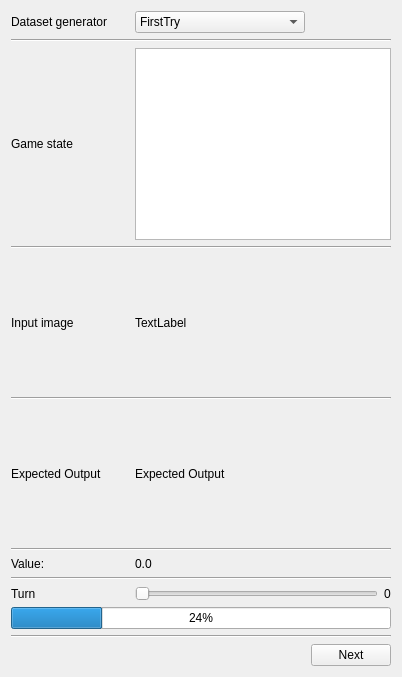
ofenrohr/ksquares, file src/alphaDots/mldataview.ui: the form before one commit.
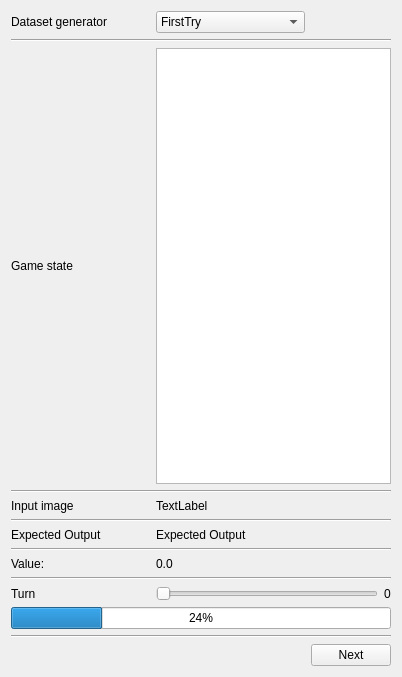
The form after the commit.

What changed in the file:
```diff
--- a/src/alphaDots/mldataview.ui
+++ b/src/alphaDots/mldataview.ui
@@ -83,6 +83,15 @@
        <height>400</height>
       </size>
      </property>
+     <property name="verticalScrollBarPolicy">
+      <enum>Qt::ScrollBarAlwaysOff</enum>
+     </property>
+     <property name="horizontalScrollBarPolicy">
+      <enum>Qt::ScrollBarAlwaysOff</enum>
+     </property>
+     <property name="sizeAdjustPolicy">
+      <enum>QAbstractScrollArea::AdjustToContents</enum>
+     </property>
     </widget>
    </item>
    <item row="3" column="0" colspan="3">
@@ -108,7 +117,7 @@
    <item row="4" column="1">
     <widget class="QLabel" name="inputLbl">
      <property name="sizePolicy">
-      <sizepolicy hsizetype="Expanding" vsizetype="Expanding">
+      <sizepolicy hsizetype="MinimumExpanding" vsizetype="Preferred">
        <horstretch>0</horstretch>
        <verstretch>0</verstretch>
       </sizepolicy>
@@ -141,7 +150,7 @@
    <item row="6" column="1">
     <widget class="QLabel" name="outputLbl">
      <property name="sizePolicy">
-      <sizepolicy hsizetype="Expanding" vsizetype="Expanding">
+      <sizepolicy hsizetype="MinimumExpanding" vsizetype="Preferred">
        <horstretch>0</horstretch>
        <verstretch>0</verstretch>
       </sizepolicy>
```
Left out of the diff: 12 changed lines with no effect on the pictures.
